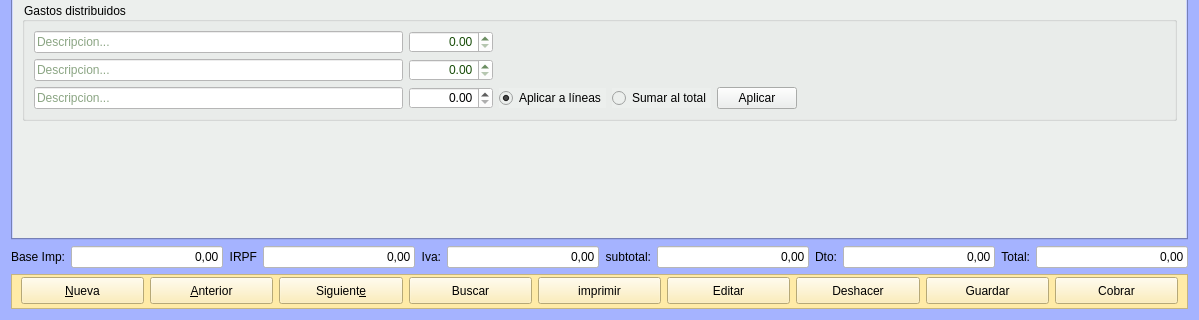
Above: Zona_Ventas/frmfacturas.ui from arcnexus/RedFoX before the change; both pictures show x 0 to 1199 and y 311 to 631 of the 1199 by 631 pixel window. Below: the same form after it.
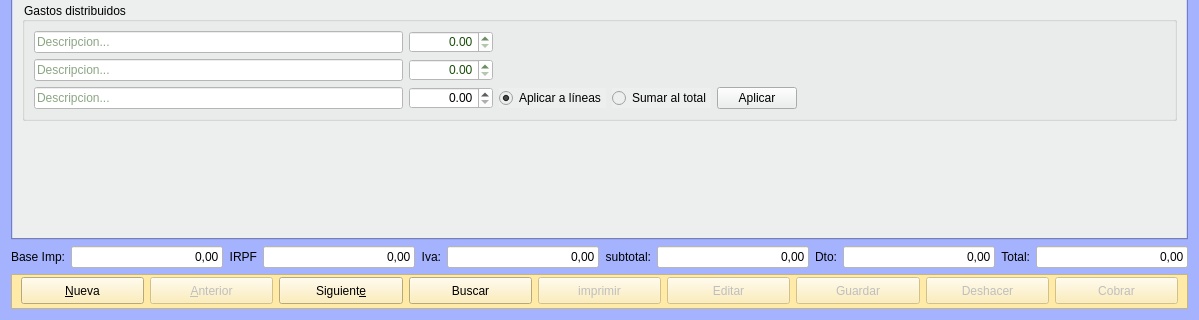
That is the form after the change. The open tabs and pages were chosen to show the change. Icons and pictures are not drawn.

The edit to the form file:
```diff
--- a/Zona_Ventas/frmfacturas.ui
+++ b/Zona_Ventas/frmfacturas.ui
@@ -1869,6 +1869,9 @@
       </item>
       <item>
        <widget class="QPushButton" name="btnAnterior">
+        <property name="enabled">
+         <bool>false</bool>
+        </property>
         <property name="minimumSize">
          <size>
           <width>0</width>
@@ -1938,6 +1941,9 @@
       </item>
       <item>
        <widget class="QPushButton" name="btnImprimir">
+        <property name="enabled">
+         <bool>false</bool>
+        </property>
         <property name="minimumSize">
          <size>
           <width>0</width>
@@ -1961,6 +1967,9 @@
       </item>
       <item>
        <widget class="QPushButton" name="btnEditar">
+        <property name="enabled">
+         <bool>false</bool>
+        </property>
         <property name="minimumSize">
          <size>
           <width>0</width>
@@ -1985,8 +1994,37 @@
         </property>
        </widget>
       </item>
+      <item>
+       <widget class="QPushButton" name="btnGuardar">
+        <property name="enabled">
+         <bool>false</bool>
+        </property>
+        <property name="minimumSize">
+         <size>
+          <width>0</width>
+          <height>27</height>
+         </size>
+        </property>
+        <property name="text">
+         <string>Guardar</string>
+        </property>
+        <property name="icon">
+         <iconset resource="../maya.qrc">
+          <normaloff>:/Icons/PNG/Save.png</normaloff>:/Icons/PNG/Save.png</iconset>
+        </property>
+        <property name="iconSize">
+         <size>
+          <width>24</width>
+          <height>24</height>
+         </size>
+        </property>
+       </widget>
+      </item>
       <item>
        <widget class="QPushButton" name="btndeshacer">
+        <property name="enabled">
+         <bool>false</bool>
+        </property>
         <property name="minimumSize">
          <size>
           <width>0</width>
@@ -2002,31 +2040,11 @@
         </property>
        </widget>
       </item>
-      <item>
-       <widget class="QPushButton" name="btnGuardar">
-        <property name="minimumSize">
-         <size>
-          <width>0</width>
-          <height>27</height>
-         </size>
-        </property>
-        <property name="text">
-         <string>Guardar</string>
-        </property>
-        <property name="icon">
-         <iconset resource="../maya.qrc">
-          <normaloff>:/Icons/PNG/Save.png</normaloff>:/Icons/PNG/Save.png</iconset>
-        </property>
-        <property name="iconSize">
-         <size>
-          <width>24</width>
-          <height>24</height>
-         </size>
-        </property>
-       </widget>
-      </item>
       <item>
        <widget class="QPushButton" name="btnCobrar">
+        <property name="enabled">
+         <bool>false</bool>
+        </property>
         <property name="minimumSize">
          <size>
           <width>0</width>
```
Left out of the diff: 12 changed lines with no effect on the pictures.
